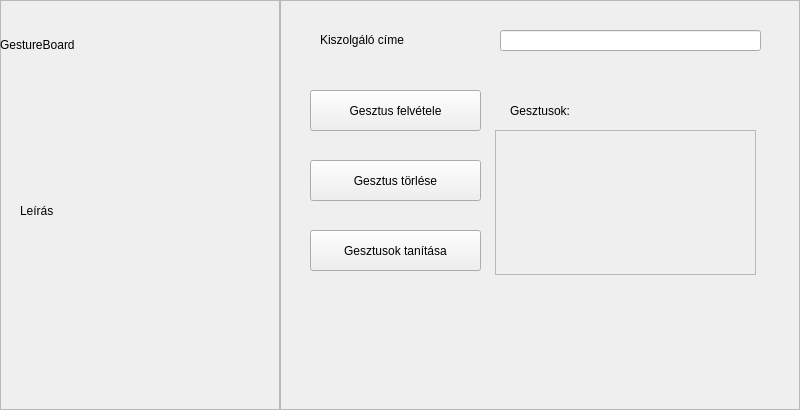
Above: UI/Views/trainOptionsForm.ui from Excal21/GestureBoard before the change. Below: the same form after it.
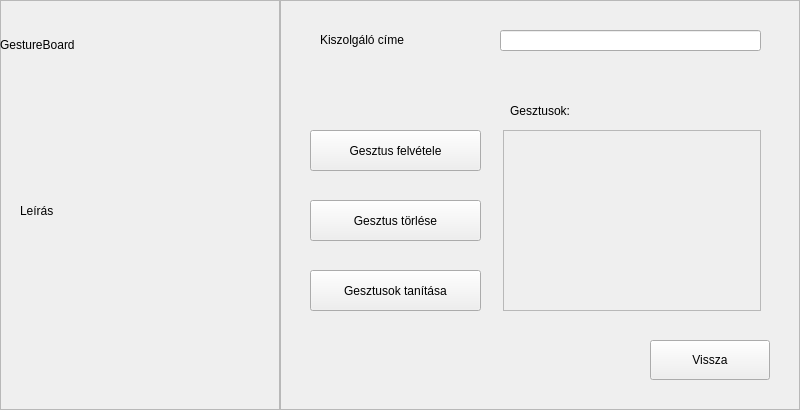
That is the form after the change.

Commit message: Train felület nagyjából kész

```diff
--- a/UI/Views/trainOptionsForm.ui
+++ b/UI/Views/trainOptionsForm.ui
@@ -100,7 +100,7 @@
     <property name="geometry">
      <rect>
       <x>30</x>
-      <y>90</y>
+      <y>130</y>
       <width>171</width>
       <height>41</height>
      </rect>
@@ -113,7 +113,7 @@
     <property name="geometry">
      <rect>
       <x>30</x>
-      <y>230</y>
+      <y>270</y>
       <width>171</width>
       <height>41</height>
      </rect>
@@ -126,7 +126,7 @@
     <property name="geometry">
      <rect>
       <x>30</x>
-      <y>160</y>
+      <y>200</y>
       <width>171</width>
       <height>41</height>
      </rect>
@@ -138,10 +138,10 @@
    <widget class="QScrollArea" name="scrollArea">
     <property name="geometry">
      <rect>
-      <x>215</x>
+      <x>223</x>
       <y>130</y>
-      <width>261</width>
-      <height>145</height>
+      <width>258</width>
+      <height>181</height>
      </rect>
     </property>
     <property name="widgetResizable">
@@ -152,8 +152,8 @@
       <rect>
        <x>0</x>
        <y>0</y>
-       <width>259</width>
-       <height>143</height>
+       <width>256</width>
+       <height>179</height>
       </rect>
      </property>
     </widget>
@@ -171,6 +171,26 @@
      <string>Gesztusok:</string>
     </property>
    </widget>
+   <zorder>lblServer</zorder>
+   <zorder>txtinputServer</zorder>
+   <zorder>btnRecord</zorder>
+   <zorder>btnTrain</zorder>
+   <zorder>btnDelete</zorder>
+   <zorder>lblGestures</zorder>
+   <zorder>scrollArea</zorder>
+  </widget>
+  <widget class="QPushButton" name="btnBack">
+   <property name="geometry">
+    <rect>
+     <x>650</x>
+     <y>340</y>
+     <width>120</width>
+     <height>40</height>
+    </rect>
+   </property>
+   <property name="text">
+    <string>Vissza</string>
+   </property>
   </widget>
  </widget>
  <resources/>
```
The commit also changes 6 other files.
